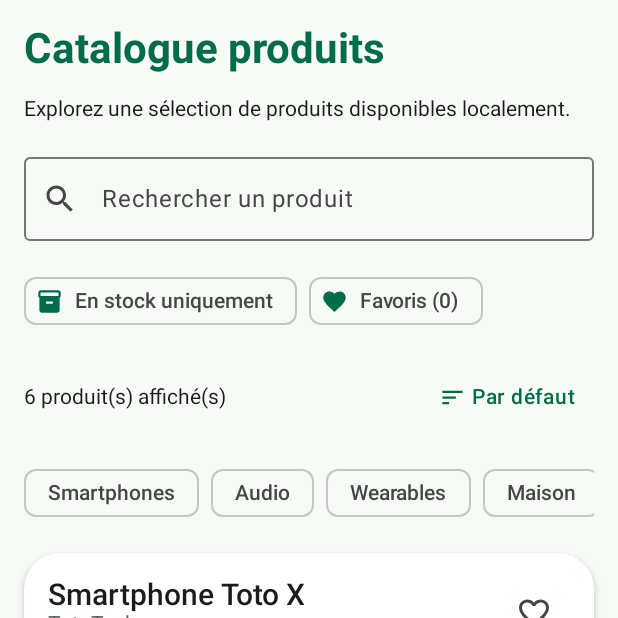
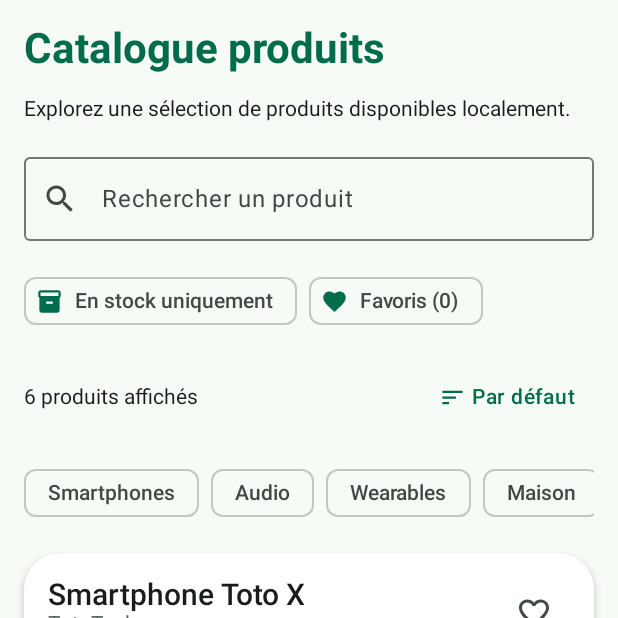
Before and after one commit to EthanRieu/EthanRieuReims-FilRouge, an Android app built with Jetpack Compose: the screen it shows after launch (MainActivity), on a phone screen of 412 x 824 dp, the top half of it. Run offline under Robolectric (Android 15) with nearby library versions, the phone set to English and light mode, and no system bars.

Commit message:
refactor: textes de l'interface dans strings.xml
- Tous les textes visibles et descriptions d'accessibilité dans
  res/values/strings.xml (stringResource, arguments formatés)
- Pluriels Android (plurals) pour le nombre de produits et le stock,
  avec la règle française 0 / 1 au singulier quelle que soit la langue
  de l'appareil (frenchPluralQuantity, testée)
- Libellés des onglets et des tris en @StringRes
- Nom de l'application : « Product Explorer »
- Suppression des ressources inutilisées du template (colors.xml, Color.kt)
- Lint : caractère « … », libellé redondant retiré du manifeste

Closes #11

```diff
--- a/app/src/main/AndroidManifest.xml
+++ b/app/src/main/AndroidManifest.xml
@@ -14,7 +14,6 @@
         <activity
             android:name=".MainActivity"
             android:exported="true"
-            android:label="@string/app_name"
             android:theme="@style/Theme.TPs"
             android:windowSoftInputMode="adjustResize">
             <intent-filter>
--- a/app/src/main/java/com/example/tps/ui/ProductExplorerApp.kt
+++ b/app/src/main/java/com/example/tps/ui/ProductExplorerApp.kt
@@ -1,6 +1,7 @@
 package com.example.tps.ui
 
 import androidx.activity.compose.BackHandler
+import androidx.annotation.StringRes
 import androidx.compose.foundation.layout.padding
 import androidx.compose.material.icons.Icons
 import androidx.compose.material.icons.automirrored.filled.List
@@ -18,7 +19,9 @@ import androidx.compose.runtime.saveable.rememberSaveableStateHolder
 import androidx.compose.runtime.setValue
 import androidx.compose.ui.Modifier
 import androidx.compose.ui.graphics.vector.ImageVector
+import androidx.compose.ui.res.stringResource
 import androidx.compose.ui.tooling.preview.Preview
+import com.example.tps.R
 import com.example.tps.data.ProductUi
 import com.example.tps.data.sampleCategories
 import com.example.tps.data.sampleProducts
@@ -27,9 +30,9 @@ import com.example.tps.ui.detail.ProductDetailRoute
 import com.example.tps.ui.home.ProductHomeScreen
 import com.example.tps.ui.theme.TPsTheme
 
-enum class AppTab(val label: String, val icon: ImageVector) {
-    HOME("Accueil", Icons.Filled.Home),
-    CATALOG("Catalogue", Icons.AutoMirrored.Filled.List)
+enum class AppTab(@StringRes val labelRes: Int, val icon: ImageVector) {
+    HOME(R.string.tab_home, Icons.Filled.Home),
+    CATALOG(R.string.tab_catalog, Icons.AutoMirrored.Filled.List)
 }
 
 /**
@@ -116,7 +119,7 @@ fun AppNavigationBar(
                 selected = tab == currentTab,
                 onClick = { onTabClick(tab) },
                 icon = { Icon(imageVector = tab.icon, contentDescription = null) },
-                label = { Text(text = tab.label) }
+                label = { Text(text = stringResource(tab.labelRes)) }
             )
         }
     }
--- a/app/src/main/java/com/example/tps/ui/catalog/CatalogFilterRow.kt
+++ b/app/src/main/java/com/example/tps/ui/catalog/CatalogFilterRow.kt
@@ -12,7 +12,9 @@ import androidx.compose.material3.Icon
 import androidx.compose.material3.Text
 import androidx.compose.runtime.Composable
 import androidx.compose.ui.Modifier
+import androidx.compose.ui.res.stringResource
 import androidx.compose.ui.unit.dp
+import com.example.tps.R
 
 // Filtres rapides du catalogue : stock et favoris
 @Composable
@@ -31,7 +33,7 @@ fun CatalogFilterRow(
         FilterChip(
             selected = showOnlyInStock,
             onClick = onToggleStockFilter,
-            label = { Text(text = "En stock uniquement") },
+            label = { Text(text = stringResource(R.string.filter_in_stock)) },
             leadingIcon = {
                 Icon(
                     imageVector = Icons.Filled.Inventory2,
@@ -43,7 +45,7 @@ fun CatalogFilterRow(
         FilterChip(
             selected = showOnlyFavorites,
             onClick = onToggleFavoritesFilter,
-            label = { Text(text = "Favoris ($favoriteCount)") },
+            label = { Text(text = stringResource(R.string.filter_favorites, favoriteCount)) },
             leadingIcon = {
                 Icon(
                     imageVector = Icons.Filled.Favorite,
--- a/app/src/main/java/com/example/tps/ui/catalog/EmptyCatalogMessage.kt
+++ b/app/src/main/java/com/example/tps/ui/catalog/EmptyCatalogMessage.kt
@@ -15,8 +15,10 @@ import androidx.compose.material3.Text
 import androidx.compose.runtime.Composable
 import androidx.compose.ui.Alignment
 import androidx.compose.ui.Modifier
+import androidx.compose.ui.res.stringResource
 import androidx.compose.ui.text.style.TextAlign
 import androidx.compose.ui.unit.dp
+import com.example.tps.R
 
 // Affiché quand aucun produit ne correspond aux filtres
 @Composable
@@ -38,14 +40,14 @@ fun EmptyCatalogMessage(
         )
         Spacer(modifier = Modifier.height(12.dp))
         Text(
-            text = "Aucun produit ne correspond à votre recherche.",
+            text = stringResource(R.string.empty_catalog),
             style = MaterialTheme.typography.bodyMedium,
             color = MaterialTheme.colorScheme.onBackground,
             textAlign = TextAlign.Center
         )
         Spacer(modifier = Modifier.height(12.dp))
         OutlinedButton(onClick = onResetFiltersClick) {
-            Text(text = "Réinitialiser les filtres")
+            Text(text = stringResource(R.string.reset_filters))
         }
     }
 }
--- a/app/src/main/java/com/example/tps/ui/catalog/ProductCatalogScreen.kt
+++ b/app/src/main/java/com/example/tps/ui/catalog/ProductCatalogScreen.kt
@@ -25,12 +25,16 @@ import androidx.compose.runtime.saveable.rememberSaveable
 import androidx.compose.runtime.setValue
 import androidx.compose.ui.Alignment
 import androidx.compose.ui.Modifier
+import androidx.compose.ui.res.pluralStringResource
+import androidx.compose.ui.res.stringResource
 import androidx.compose.ui.tooling.preview.Preview
 import androidx.compose.ui.unit.dp
+import com.example.tps.R
 import com.example.tps.data.ProductUi
 import com.example.tps.data.sampleCategories
 import com.example.tps.data.sampleProducts
 import com.example.tps.ui.components.CategoryRow
+import com.example.tps.ui.format.frenchPluralQuantity
 import com.example.tps.ui.theme.TPsTheme
 
 // Composable stateful : possède l'état du catalogue (recherche, filtres, favoris)
@@ -166,7 +170,7 @@ fun ProductCatalogScreen(
     ) {
         item {
             Text(
-                text = "Catalogue produits",
+                text = stringResource(R.string.catalog_title),
                 style = MaterialTheme.typography.headlineMedium,
                 color = MaterialTheme.colorScheme.primary
             )
@@ -174,7 +178,7 @@ fun ProductCatalogScreen(
 
         item {
             Text(
-                text = "Explorez une sélection de produits disponibles localement.",
+                text = stringResource(R.string.catalog_subtitle),
                 style = MaterialTheme.typography.bodyMedium,
                 color = MaterialTheme.colorScheme.onBackground
             )
@@ -185,7 +189,7 @@ fun ProductCatalogScreen(
                 value = searchQuery,
                 onValueChange = onSearchQueryChange,
                 label = {
-                    Text(text = "Rechercher un produit")
+                    Text(text = stringResource(R.string.search_label))
                 },
                 leadingIcon = {
                     Icon(imageVector = Icons.Filled.Search, contentDescription = null)
@@ -195,7 +199,7 @@ fun ProductCatalogScreen(
                         IconButton(onClick = { onSearchQueryChange("") }) {
                             Icon(
                                 imageVector = Icons.Filled.Clear,
-                                contentDescription = "Effacer la recherche"
+                                contentDescription = stringResource(R.string.clear_search)
                             )
                         }
                     }
@@ -218,7 +222,7 @@ fun ProductCatalogScreen(
         item {
             Row(verticalAlignment = Alignment.CenterVertically) {
                 Text(
-                    text = "${products.size} produit(s) affiché(s)",
+                    text = pluralStringResource(R.plurals.products_count, frenchPluralQuantity(products.size), products.size),
                     style = MaterialTheme.typography.bodyMedium,
                     color = MaterialTheme.colorScheme.onBackground,
                     modifier = Modifier.weight(1f)
--- a/app/src/main/java/com/example/tps/ui/catalog/ProductFilters.kt
+++ b/app/src/main/java/com/example/tps/ui/catalog/ProductFilters.kt
@@ -1,5 +1,7 @@
 package com.example.tps.ui.catalog
 
+import androidx.annotation.StringRes
+import com.example.tps.R
 import com.example.tps.data.ProductUi
 
 /**
@@ -33,11 +35,11 @@ fun filterProducts(
     }
 }
 
-enum class SortOrder(val label: String) {
-    DEFAULT("Par défaut"),
-    PRICE_ASCENDING("Prix croissant"),
-    PRICE_DESCENDING("Prix décroissant"),
-    BEST_RATED("Meilleures notes")
+enum class SortOrder(@StringRes val labelRes: Int) {
+    DEFAULT(R.string.sort_default),
+    PRICE_ASCENDING(R.string.sort_price_ascending),
+    PRICE_DESCENDING(R.string.sort_price_descending),
+    BEST_RATED(R.string.sort_best_rated)
 }
 
 // Trie la liste (appliqué après les filtres)
--- a/app/src/main/java/com/example/tps/ui/catalog/ProductListItem.kt
+++ b/app/src/main/java/com/example/tps/ui/catalog/ProductListItem.kt
@@ -15,8 +15,10 @@ import androidx.compose.material3.Text
 import androidx.compose.runtime.Composable
 import androidx.compose.ui.Alignment
 import androidx.compose.ui.Modifier
+import androidx.compose.ui.res.stringResource
 import androidx.compose.ui.tooling.preview.Preview
 import androidx.compose.ui.unit.dp
+import com.example.tps.R
 import com.example.tps.data.ProductUi
 import com.example.tps.data.sampleProduct
 import com.example.tps.ui.components.DiscountBadge
@@ -84,7 +86,7 @@ fun ProductListItem(
             StockBadge(stock = product.stock)
             Spacer(modifier = Modifier.height(8.dp))
             Button(onClick = onClick) {
-                Text(text = "Voir le produit")
+                Text(text = stringResource(R.string.see_product))
             }
         }
     }
--- a/app/src/main/java/com/example/tps/ui/catalog/SortMenu.kt
+++ b/app/src/main/java/com/example/tps/ui/catalog/SortMenu.kt
@@ -18,6 +18,7 @@ import androidx.compose.runtime.mutableStateOf
 import androidx.compose.runtime.remember
 import androidx.compose.runtime.setValue
 import androidx.compose.ui.Modifier
+import androidx.compose.ui.res.stringResource
 import androidx.compose.ui.unit.dp
 
 /**
@@ -41,7 +42,7 @@ fun SortMenu(
                 modifier = Modifier.size(18.dp)
             )
             Spacer(modifier = Modifier.width(4.dp))
-            Text(text = sortOrder.label)
+            Text(text = stringResource(sortOrder.labelRes))
         }
         DropdownMenu(
             expanded = expanded,
@@ -49,7 +50,7 @@ fun SortMenu(
         ) {
             SortOrder.entries.forEach { order ->
                 DropdownMenuItem(
-                    text = { Text(text = order.label) },
+                    text = { Text(text = stringResource(order.labelRes)) },
                     onClick = {
                         onSortOrderChange(order)
                         expanded = false
--- a/app/src/main/java/com/example/tps/ui/components/FavoriteButton.kt
+++ b/app/src/main/java/com/example/tps/ui/components/FavoriteButton.kt
@@ -8,6 +8,8 @@ import androidx.compose.material3.IconToggleButton
 import androidx.compose.material3.MaterialTheme
 import androidx.compose.runtime.Composable
 import androidx.compose.ui.Modifier
+import androidx.compose.ui.res.stringResource
+import com.example.tps.R
 
 /**
  * Cœur plein / vide. Stateless : affiche isFavorite et signale le clic.
@@ -26,7 +28,7 @@ fun FavoriteButton(
     ) {
         Icon(
             imageVector = if (isFavorite) Icons.Filled.Favorite else Icons.Filled.FavoriteBorder,
-            contentDescription = if (isFavorite) "Retirer des favoris" else "Ajouter aux favoris",
+            contentDescription = stringResource(if (isFavorite) R.string.favorite_remove else R.string.favorite_add),
             tint = if (isFavorite) MaterialTheme.colorScheme.error else MaterialTheme.colorScheme.onSurfaceVariant
         )
     }
--- a/app/src/main/java/com/example/tps/ui/components/StockBadge.kt
+++ b/app/src/main/java/com/example/tps/ui/components/StockBadge.kt
@@ -6,7 +6,9 @@ import androidx.compose.material3.Surface
 import androidx.compose.material3.Text
 import androidx.compose.runtime.Composable
 import androidx.compose.ui.Modifier
+import androidx.compose.ui.res.stringResource
 import androidx.compose.ui.unit.dp
+import com.example.tps.R
 
 // Petit badge de disponibilité, couleurs issues du thème
 @Composable
@@ -22,7 +24,7 @@ fun StockBadge(
         contentColor = if (inStock) MaterialTheme.colorScheme.onPrimaryContainer else MaterialTheme.colorScheme.onErrorContainer
     ) {
         Text(
-            text = if (inStock) "En stock" else "Rupture de stock",
+            text = stringResource(if (inStock) R.string.stock_available else R.string.stock_unavailable),
             modifier = Modifier.padding(horizontal = 8.dp, vertical = 4.dp),
             style = MaterialTheme.typography.labelMedium
         )
--- /dev/null
+++ b/app/src/main/java/com/example/tps/ui/format/FrenchPlural.kt
@@ -0,0 +1,8 @@
+package com.example.tps.ui.format
+
+/**
+ * Quantité à passer à pluralStringResource pour appliquer la règle française
+ * (0 et 1 au singulier) quelle que soit la langue de l'appareil :
+ * en anglais, 0 serait au pluriel (« 0 produits »).
+ */
+fun frenchPluralQuantity(count: Int): Int = if (count <= 1) 1 else count
--- a/app/src/main/res/values/strings.xml
+++ b/app/src/main/res/values/strings.xml
@@ -1,3 +1,61 @@
 <resources>
-    <string name="app_name">TPs</string>
+    <string name="app_name">Product Explorer</string>
+
+    <!-- Navigation -->
+    <string name="tab_home">Accueil</string>
+    <string name="tab_catalog">Catalogue</string>
+    <string name="back">Retour</string>
+
+    <!-- Accueil -->
+    <string name="home_subtitle">Découvrez les produits du moment</string>
+    <string name="home_search_placeholder">Rechercher un produit…</string>
+    <string name="featured_product_title">Produit mis en avant</string>
+    <string name="quick_info_stock">%1$d en stock</string>
+    <string name="categories_title">Catégories</string>
+    <string name="daily_offer_title">Offre du jour</string>
+    <string name="daily_offer_text" formatted="false">Jusqu’à -20 % sur une sélection de produits</string>
+    <string name="badge_new">Nouveau</string>
+
+    <!-- Catalogue -->
+    <string name="catalog_title">Catalogue produits</string>
+    <string name="catalog_subtitle">Explorez une sélection de produits disponibles localement.</string>
+    <string name="search_label">Rechercher un produit</string>
+    <string name="clear_search">Effacer la recherche</string>
+    <plurals name="products_count">
+        <item quantity="one">%1$d produit affiché</item>
+        <item quantity="many">%1$d produits affichés</item>
+        <item quantity="other">%1$d produits affichés</item>
+    </plurals>
+    <string name="filter_in_stock">En stock uniquement</string>
+    <string name="filter_favorites">Favoris (%1$d)</string>
+    <string name="sort_default">Par défaut</string>
+    <string name="sort_price_ascending">Prix croissant</string>
+    <string name="sort_price_descending">Prix décroissant</string>
+    <string name="sort_best_rated">Meilleures notes</string>
+    <string name="empty_catalog">Aucun produit ne correspond à votre recherche.</string>
+    <string name="reset_filters">Réinitialiser les filtres</string>
+
+    <!-- Carte produit -->
+    <string name="see_product">Voir le produit</string>
+    <string name="favorite_add">Ajouter aux favoris</string>
+    <string name="favorite_remove">Retirer des favoris</string>
+    <string name="stock_available">En stock</string>
+    <string name="stock_unavailable">Rupture de stock</string>
+
+    <!-- Détail -->
+    <string name="product_image_description">Image du produit %1$s</string>
+    <string name="discount_label">Remise : %1$s</string>
+    <string name="rating_description">Note du produit</string>
+    <string name="rating_value">%1$s / 5</string>
+    <string name="availability_title">Disponibilité</string>
+    <plurals name="stock_units">
+        <item quantity="one">Stock : %1$d unité</item>
+        <item quantity="many">Stock : %1$d unités</item>
+        <item quantity="other">Stock : %1$d unités</item>
+    </plurals>
+    <string name="description_title">Description</string>
+    <string name="warranty_label">Garantie</string>
+    <string name="add_to_cart">Ajouter au panier</string>
+    <string name="product_unavailable">Produit indisponible</string>
+    <string name="added_to_cart">%1$s ajouté au panier</string>
 </resources>
```
Also changed, not shown: app/src/main/java/com/example/tps/ui/detail/ProductDetailComponents.kt (+14 -9 lines), app/src/main/java/com/example/tps/ui/detail/ProductDetailRoute.kt (+5 -2 lines), app/src/main/java/com/example/tps/ui/home/HomeComponents.kt (+12 -10 lines), app/src/main/java/com/example/tps/ui/theme/Color.kt (deleted, +0 -11 lines), app/src/main/res/values/colors.xml (deleted, +0 -10 lines), 3 other files.
